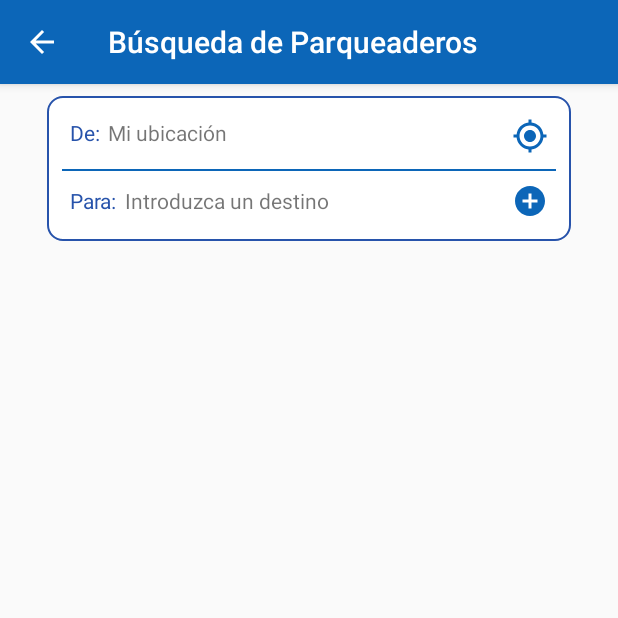
After one commit to alejing/Apparcar, an Android app: the BusquedaParqueaderosActivity screen opened directly, with no data from a screen before it, on a phone screen of 412 x 824 dp, the top half of it. The commit adds this screen. Run offline under Robolectric (Android 15) with nearby library versions, the phone set to English and light mode, and no system bars.

Commit message:
Agregada vista origen-destino (búsquedas)
Se hace uso del API de Places de Google para buscar sitios crecanos y obtener latitudes y longitudes en colombia.

```diff
--- a/app/build.gradle
+++ b/app/build.gradle
@@ -30,4 +30,5 @@ dependencies {
     androidTestImplementation 'com.android.support.test:runner:1.0.1'
     androidTestImplementation 'com.android.support.test.espresso:espresso-core:3.0.1'
     implementation 'com.google.android.gms:play-services-maps:15.0.1'
+    implementation 'com.google.android.gms:play-services-places:15.0.1'
 }
--- a/app/src/main/AndroidManifest.xml
+++ b/app/src/main/AndroidManifest.xml
@@ -45,7 +45,11 @@
         <activity
             android:name=".ListaParqueaderosActivity"
             android:label="@string/title_activity_lista_parqueaderos"
-            android:parentActivityName=".MainActivity"/>
+            android:parentActivityName=".MainActivity" />
+        <activity
+            android:name=".BusquedaParqueaderosActivity"
+            android:label="@string/title_activity_busqueda_parqueaderos"
+            android:parentActivityName=".MainActivity" />
     </application>
 
 </manifest>
--- /dev/null
+++ b/app/src/main/java/com/proyecto/android/apparcar/BusquedaParqueaderosActivity.java
@@ -0,0 +1,121 @@
+package com.proyecto.android.apparcar;
+
+import android.content.Intent;
+import android.support.v7.app.AppCompatActivity;
+import android.os.Bundle;
+import android.util.Log;
+import android.view.View;
+import android.widget.TextView;
+import android.widget.Toast;
+
+import com.google.android.gms.common.GooglePlayServicesNotAvailableException;
+import com.google.android.gms.common.GooglePlayServicesRepairableException;
+import com.google.android.gms.common.api.Status;
+import com.google.android.gms.location.places.AutocompleteFilter;
+import com.google.android.gms.location.places.Place;
+import com.google.android.gms.location.places.ui.PlaceAutocomplete;
+import com.google.android.gms.maps.model.LatLng;
+
+public class BusquedaParqueaderosActivity extends AppCompatActivity {
+
+    private final int AUTO_COMP_REQ_CODE = 1;
+    private int tv_seleccionado = 0;
+    private TextView tv_origen, tv_destino;
+    private LatLng latLngOrigen, latLngDdestino;
+
+    @Override
+    protected void onCreate(Bundle savedInstanceState) {
+        super.onCreate(savedInstanceState);
+        setContentView(R.layout.activity_busqueda_parqueaderos);
+
+        // Se instancian los TextView para poner información en ellos
+        tv_origen = (TextView)findViewById(R.id.tv_origen);
+        tv_destino = (TextView)findViewById(R.id.tv_destino);
+
+
+    }
+
+    public void onClick(View v)
+    {
+        switch (v.getId()){
+            case R.id.tv_origen:
+                tv_seleccionado = 1; // Se ha presionado el TextView Origen
+                intentBuscarLugar();
+                //Toast.makeText(BusquedaParqueaderosActivity.this, "tv_origen" , Toast.LENGTH_SHORT).show();
+                break;
+            case R.id.imb_mi_ubicacion:
+                Toast.makeText(BusquedaParqueaderosActivity.this, "imb_mi_ubicación" , Toast.LENGTH_SHORT).show();
+                break;
+            case R.id.tv_destino:
+                tv_seleccionado = 2; // Se ha presionado el TextView Destino
+                intentBuscarLugar();
+                break;
+            case R.id.imb_agregar_destino:
+                tv_seleccionado = 3; // Se ha presionado el Botón Destino
+                intentBuscarLugar();
+                //Toast.makeText(BusquedaParqueaderosActivity.this, "imb_agregar_destino" , Toast.LENGTH_SHORT).show();
+                break;
+        }
+    }
+
+    // Abre el cuadro de busqueda por filtro de direcciones de Google
+    public void intentBuscarLugar(){
+        try {
+            // Filtra teniendo en cuenta el país
+            AutocompleteFilter.Builder filterBuilder = new AutocompleteFilter.Builder();
+            filterBuilder.setCountry("COL");
+            //filterBuilder.setTypeFilter(AutocompleteFilter.TYPE_FILTER_ADDRESS);
+
+            Intent intent = new PlaceAutocomplete.IntentBuilder(PlaceAutocomplete.MODE_OVERLAY)
+                    .setFilter(filterBuilder.build())
+                    .build(BusquedaParqueaderosActivity.this);
+
+            startActivityForResult(intent, AUTO_COMP_REQ_CODE);
+
+        } catch (GooglePlayServicesRepairableException e) {
+            e.printStackTrace();
+        } catch (GooglePlayServicesNotAvailableException e) {
+            e.printStackTrace();
+        }
+    }
+
+    @Override
+    protected void onActivityResult(int requestCode, int resultCode, Intent data) {
+        if (requestCode == AUTO_COMP_REQ_CODE) {
+
+            if (resultCode == RESULT_OK) {
+
+                // Recibe los datos por medio del metodo getPlace()
+                Place place = PlaceAutocomplete.getPlace(this, data);
+
+                if(tv_seleccionado == 1){
+                    tv_origen.setText(place.getAddress().toString());
+                    // Captura la Lat y Long de Origen
+                    latLngOrigen = place.getLatLng();
+                }else if(tv_seleccionado == 2){
+                    tv_destino.setText(place.getAddress().toString());
+                    // Captura la Lat y Long de Destino
+                    latLngDdestino = place.getLatLng();
+                }else if(tv_seleccionado == 3){
+                    tv_destino.setText(place.getAddress().toString());
+                    // Captura la Lat y Long de Destino
+                    latLngDdestino = place.getLatLng();
+                }else{
+                    Toast.makeText(BusquedaParqueaderosActivity.this, "No hay resultado que mostrar" , Toast.LENGTH_SHORT).show();
+                }
+
+                //Toast.makeText(BusquedaParqueaderosActivity.this, place.getAddress().toString() , Toast.LENGTH_SHORT).show();
+
+            } else if (resultCode == PlaceAutocomplete.RESULT_ERROR) {
+
+                Status status = PlaceAutocomplete.getStatus(this, data);
+                //Log.e("Tag ERROR:", status.getStatusMessage());
+                Toast.makeText(BusquedaParqueaderosActivity.this, status.getStatusMessage() , Toast.LENGTH_SHORT).show();
+
+            } else if (resultCode == RESULT_CANCELED) {
+                // El usuario cancela la operación
+                //Toast.makeText(BusquedaParqueaderosActivity.this, "Operación cancelada por el usuario" , Toast.LENGTH_SHORT).show();
+            }
+        }
+    }
+}
--- /dev/null
+++ b/app/src/main/res/drawable/fondo_busqueda_parqueaderos.xml
@@ -0,0 +1,21 @@
+<?xml version="1.0" encoding="utf-8"?>
+<shape xmlns:android="http://schemas.android.com/apk/res/android"
+    android:shape="rectangle">
+    <stroke
+        android:width="1dp"
+        android:color="#2753ab" />
+
+    <solid
+        android:color="#ffffff"
+        />
+
+    <corners android:radius="10dp" />
+
+    <padding
+        android:left="10dp"
+        android:top="5dp"
+        android:right="10dp"
+        android:bottom="5dp"    >
+    </padding>
+
+</shape>
--- /dev/null
+++ b/app/src/main/res/drawable/ic_add_circle_blue_24dp.xml
@@ -0,0 +1,5 @@
+<vector android:autoMirrored="true" android:height="24dp"
+    android:tint="#0C66B8" android:viewportHeight="24.0"
+    android:viewportWidth="24.0" android:width="24dp" xmlns:android="http://schemas.android.com/apk/res/android">
+    <path android:fillColor="#FF000000" android:pathData="M12,2C6.48,2 2,6.48 2,12s4.48,10 10,10 10,-4.48 10,-10S17.52,2 12,2zM17,13h-4v4h-2v-4L7,13v-2h4L11,7h2v4h4v2z"/>
+</vector>
--- /dev/null
+++ b/app/src/main/res/drawable/ic_my_location_blue_24dp.xml
@@ -0,0 +1,5 @@
+<vector android:autoMirrored="true" android:height="24dp"
+    android:tint="#0C66B8" android:viewportHeight="24.0"
+    android:viewportWidth="24.0" android:width="24dp" xmlns:android="http://schemas.android.com/apk/res/android">
+    <path android:fillColor="#FF000000" android:pathData="M12,8c-2.21,0 -4,1.79 -4,4s1.79,4 4,4 4,-1.79 4,-4 -1.79,-4 -4,-4zM20.94,11c-0.46,-4.17 -3.77,-7.48 -7.94,-7.94L13,1h-2v2.06C6.83,3.52 3.52,6.83 3.06,11L1,11v2h2.06c0.46,4.17 3.77,7.48 7.94,7.94L11,23h2v-2.06c4.17,-0.46 7.48,-3.77 7.94,-7.94L23,13v-2h-2.06zM12,19c-3.87,0 -7,-3.13 -7,-7s3.13,-7 7,-7 7,3.13 7,7 -3.13,7 -7,7z"/>
+</vector>
--- /dev/null
+++ b/app/src/main/res/layout/activity_busqueda_parqueaderos.xml
@@ -0,0 +1,117 @@
+<?xml version="1.0" encoding="utf-8"?>
+<RelativeLayout xmlns:android="http://schemas.android.com/apk/res/android"
+    xmlns:app="http://schemas.android.com/apk/res-auto"
+    xmlns:tools="http://schemas.android.com/tools"
+    android:layout_width="wrap_content"
+    android:layout_height="match_parent"
+    android:layout_marginLeft="15dp"
+    android:layout_marginRight="15dp"
+    tools:context=".BusquedaParqueaderosActivity">
+
+    <com.google.android.gms.maps.MapView
+        android:id="@+id/mapView"
+        android:layout_width="wrap_content"
+        android:layout_height="wrap_content" />
+
+    <LinearLayout
+        android:layout_width="wrap_content"
+        android:layout_height="wrap_content"
+        android:layout_marginEnd="16dp"
+        android:layout_marginLeft="10dp"
+        android:layout_marginRight="10dp"
+        android:layout_marginStart="16dp"
+        android:layout_marginTop="8dp"
+        android:background="@drawable/fondo_busqueda_parqueaderos"
+        android:orientation="vertical"
+        app:layout_constraintEnd_toEndOf="parent"
+        app:layout_constraintStart_toStartOf="parent"
+        app:layout_constraintTop_toTopOf="parent">
+
+        <LinearLayout
+            android:layout_width="match_parent"
+            android:layout_height="match_parent"
+            android:layout_marginLeft="5dp"
+            android:layout_marginRight="5dp"
+            android:orientation="horizontal">
+
+            <TextView
+                android:id="@+id/textView5"
+                android:layout_width="wrap_content"
+                android:layout_height="wrap_content"
+                android:layout_weight="0"
+                android:text="De:"
+                android:textColor="@color/colorPrimaryDark" />
+
+            <TextView
+                android:id="@+id/tv_origen"
+                android:layout_width="wrap_content"
+                android:layout_height="wrap_content"
+                android:layout_marginLeft="5dp"
+                android:layout_marginRight="5dp"
+                android:layout_weight="1"
+                android:onClick="onClick"
+                android:paddingBottom="10dp"
+                android:paddingTop="10dp"
+                android:text="Mi ubicación" />
+
+            <ImageButton
+                android:id="@+id/imb_mi_ubicacion"
+                android:layout_width="wrap_content"
+                android:layout_height="wrap_content"
+                android:layout_marginBottom="10dp"
+                android:layout_marginTop="10dp"
+                android:layout_weight="0"
+                android:background="@android:color/transparent"
+                android:contentDescription="TODO"
+                android:onClick="onClick"
+                app:srcCompat="@drawable/ic_my_location_blue_24dp" />
+
+        </LinearLayout>
+
+        <View
+            android:id="@+id/divider"
+            android:layout_width="match_parent"
+            android:layout_height="1dp"
+            android:background="@color/colorPrimary" />
+
+        <LinearLayout
+            android:layout_width="match_parent"
+            android:layout_height="match_parent"
+            android:layout_marginLeft="5dp"
+            android:layout_marginRight="5dp"
+            android:orientation="horizontal">
+
+            <TextView
+                android:id="@+id/textView7"
+                android:layout_width="wrap_content"
+                android:layout_height="wrap_content"
+                android:layout_weight="0"
+                android:text="Para:"
+                android:textColor="@color/colorPrimaryDark" />
+
+            <TextView
+                android:id="@+id/tv_destino"
+                android:layout_width="wrap_content"
+                android:layout_height="wrap_content"
+                android:layout_marginLeft="5dp"
+                android:layout_marginRight="5dp"
+                android:layout_weight="1"
+                android:onClick="onClick"
+                android:paddingBottom="10dp"
+                android:paddingTop="10dp"
+                android:text="Introduzca un destino" />
+
+            <ImageButton
+                android:id="@+id/imb_agregar_destino"
+                android:layout_width="wrap_content"
+                android:layout_height="wrap_content"
+                android:layout_marginBottom="10dp"
+                android:layout_marginTop="8dp"
+                android:layout_weight="0"
+                android:background="@android:color/transparent"
+                android:onClick="onClick"
+                app:srcCompat="@drawable/ic_add_circle_blue_24dp" />
+        </LinearLayout>
+    </LinearLayout>
+
+</RelativeLayout>
--- a/app/src/main/res/values/strings.xml
+++ b/app/src/main/res/values/strings.xml
@@ -1,6 +1,6 @@
 <resources>
 
-    <string name="urlApi_getParqueaderos">http://192.168.0.3/apparcar/getParqueaderos.php</string>
+    <string name="urlApi_getParqueaderos">http://192.168.0.9/apparcar/getParqueaderos.php</string>
     <string name="app_name">Apparcar</string>
 
     <string name="navigation_drawer_open">Open navigation drawer</string>
@@ -42,6 +42,9 @@
 
     <!-- Strings related to Activity Lista de Parqueaderos  -->
     <string name="title_activity_lista_parqueaderos">Parqueaderos en la Zona</string>
+
+    <!-- Strings related to Activity Busqueda de Parqueaderos  -->
+    <string name="title_activity_busqueda_parqueaderos">Búsqueda de Parqueaderos</string>
 
 
     <!-- Strings related to Settings -->
```
Also changed, not shown: app/src/main/java/com/proyecto/android/apparcar/AdvancedCustomArrayAdapter.java (+19 -1 lines), app/src/main/java/com/proyecto/android/apparcar/MainActivity.java (+30 -7 lines).
